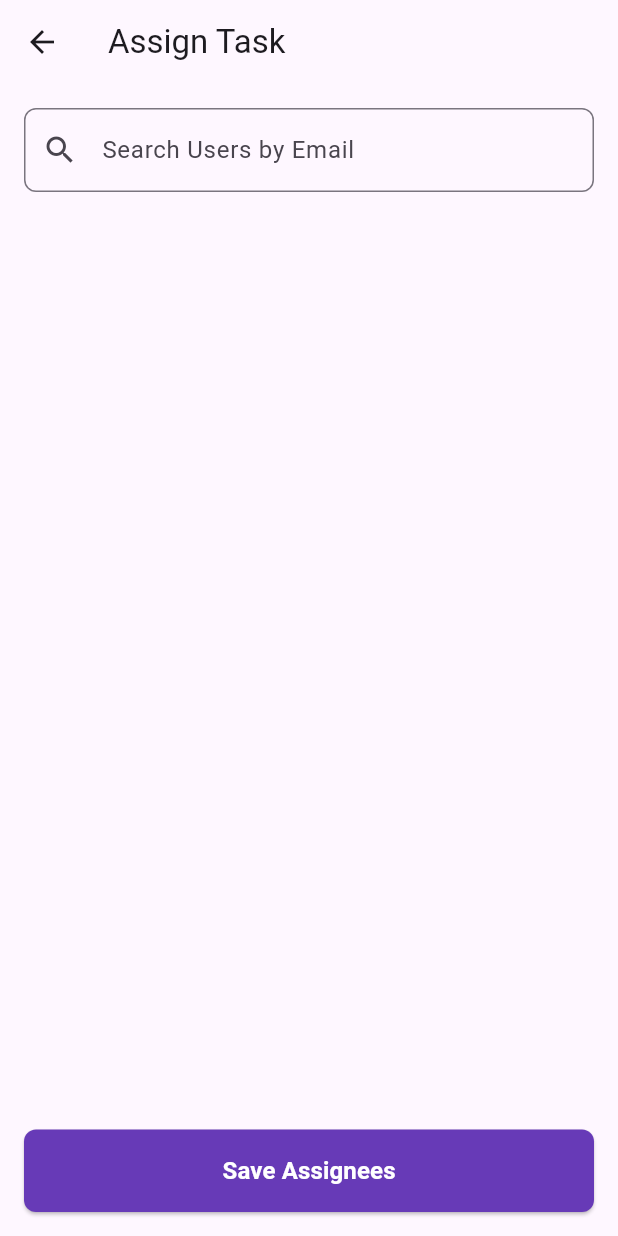
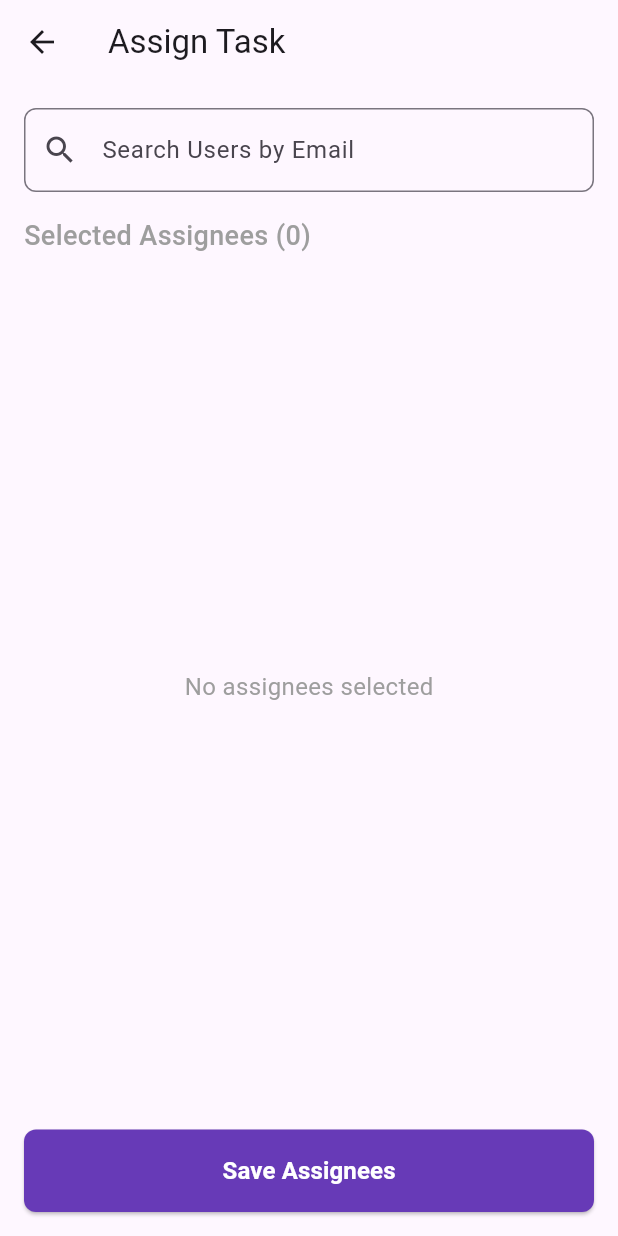
Before and after one commit to mugabiBenjamin/task_manager, a Flutter app: the TaskAssignmentScreen screen opened directly with empty values, on a phone screen of 412 x 824 dp. Run offline on Flutter 3.47's test engine with Material 3 defaults, Android fonts, the phone set to English and light mode, and no system bars; our stand-ins replace cloud_firestore, firebase_auth, firebase_core, google_sign_in; accounts and stored records are empty.

Commit message:
Refactor TaskAssignmentScreen to use UserProvider for user loading and searching, replacing UserService and improving state management

```diff
--- a/lib/screens/tasks/task_assignment_screen.dart
+++ b/lib/screens/tasks/task_assignment_screen.dart
@@ -1,11 +1,11 @@
 import 'package:flutter/material.dart';
 import 'package:provider/provider.dart';
 import '../../core/constants/app_constants.dart';
-import '../../models/user_model.dart';
 import '../../providers/task_provider.dart';
-import '../../services/user_service.dart';
+import '../../providers/user_provider.dart';
 import '../../widgets/common/custom_button.dart';
 import '../../widgets/common/custom_text_field.dart';
+import '../../widgets/common/loading_widget.dart';
 
 class TaskAssignmentScreen extends StatefulWidget {
   final String taskId;
@@ -22,67 +22,27 @@ class TaskAssignmentScreen extends StatefulWidget {
 }
 
 class _TaskAssignmentScreenState extends State<TaskAssignmentScreen> {
-  final _searchController = TextEditingController();
-  List<UserModel> _users = [];
+  final TextEditingController _searchController = TextEditingController();
   List<String> _selectedAssignees = [];
-  bool _isLoading = false;
-  String? _errorMessage;
-  final UserService _userService = UserService();
+  bool _isSearching = false;
 
   @override
   void initState() {
     super.initState();
     _selectedAssignees = List.from(widget.currentAssignees);
-    _searchController.addListener(() {
-      _searchUsers(_searchController.text);
+    // Load initial assignees
+    WidgetsBinding.instance.addPostFrameCallback((_) {
+      final userProvider = Provider.of<UserProvider>(context, listen: false);
+      if (_selectedAssignees.isNotEmpty) {
+        userProvider.loadUsersByIds(_selectedAssignees);
+      }
     });
-    _loadInitialUsers();
   }
 
   @override
   void dispose() {
     _searchController.dispose();
     super.dispose();
-  }
-
-  Future<void> _loadInitialUsers() async {
-    setState(() {
-      _isLoading = true;
-    });
-    try {
-      final users = await _userService.getUsersByIds(widget.currentAssignees);
-      setState(() {
-        _users = users;
-        _isLoading = false;
-      });
-    } catch (e) {
-      setState(() {
-        _errorMessage = 'Failed to load users: $e';
-        _isLoading = false;
-      });
-    }
-  }
-
-  Future<void> _searchUsers(String query) async {
-    if (query.isEmpty) {
-      _loadInitialUsers();
-      return;
-    }
-    setState(() {
-      _isLoading = true;
-    });
-    try {
-      final users = await _userService.searchUsers(query);
-      setState(() {
-        _users = users;
-        _isLoading = false;
-      });
-    } catch (e) {
-      setState(() {
-        _errorMessage = 'Failed to search users: $e';
-        _isLoading = false;
-      });
-    }
   }
 
   @override
@@ -98,62 +58,78 @@ class _TaskAssignmentScreenState extends State<TaskAssignmentScreen> {
               controller: _searchController,
               labelText: 'Search Users by Email',
               prefixIcon: Icons.search,
+              onChanged: (value) {
+                setState(() {
+                  _isSearching = value.isNotEmpty;
+                });
+                Provider.of<UserProvider>(
+                  context,
+                  listen: false,
+                ).searchUsers(value.trim());
+              },
             ),
             const SizedBox(height: AppConstants.defaultPadding),
-            if (_isLoading)
-              const Center(child: CircularProgressIndicator())
-            else if (_errorMessage != null)
             Text(
-                _errorMessage!,
+              'Selected Assignees (${_selectedAssignees.length})',
+              style: AppConstants.subtitleStyle,
+            ),
+            const SizedBox(height: AppConstants.smallPadding),
+            Expanded(
+              child: Consumer<UserProvider>(
+                builder: (context, userProvider, child) {
+                  if (userProvider.isLoading) {
+                    return const Center(child: LoadingWidget());
+                  }
+                  if (userProvider.errorMessage != null) {
+                    return Center(
+                      child: Text(
+                        userProvider.errorMessage!,
                         style: const TextStyle(color: AppConstants.errorColor),
-                textAlign: TextAlign.center,
-              )
-            else
-              Expanded(
-                child: ListView.builder(
-                  itemCount: _users.length,
-                  itemBuilder: (context, index) {
-                    final user = _users[index];
-                    final isSelected = _selectedAssignees.contains(user.id);
-                    return ListTile(
-                      leading: CircleAvatar(
+                      ),
+                    );
+                  }
+                  final users = userProvider.users;
+                  if (users.isEmpty && !_isSearching) {
+                    return Center(
                       child: Text(
-                          user.displayName.isNotEmpty
-                              ? user.displayName[0].toUpperCase()
-                              : '?',
+                        'No assignees selected',
+                        style: AppConstants.bodyStyle.copyWith(
+                          color: AppConstants.textSecondaryColor,
                         ),
                       ),
+                    );
+                  }
+                  return ListView.builder(
+                    itemCount: users.length,
+                    itemBuilder: (context, index) {
+                      final user = users[index];
+                      final isSelected = _selectedAssignees.contains(user.id);
+                      return CheckboxListTile(
                         title: Text(
                           user.displayName.isNotEmpty
                               ? user.displayName
-                            : 'Unknown',
+                              : user.email,
                         ),
-                      subtitle: Text(user.email),
-                      trailing: Icon(
-                        isSelected ? Icons.check_circle : Icons.circle_outlined,
-                        color: isSelected
-                            ? AppConstants.primaryColor
-                            : AppConstants.textSecondaryColor,
+                        subtitle: Text(
+                          user.email,
+                          style: AppConstants.bodyStyle.copyWith(
+                            color: AppConstants.textSecondaryColor,
                           ),
-                      onTap: () {
+                        ),
+                        value: isSelected,
+                        onChanged: (bool? value) {
                           setState(() {
-                          if (isSelected) {
+                            if (value == true) {
+                              _selectedAssignees.add(user.id);
+                            } else {
                               _selectedAssignees.remove(user.id);
-                          } else {
-                            _selectedAssignees.add(user.id);
                             }
                           });
                         },
                       );
                     },
-                ),
-              ),
-            const SizedBox(height: AppConstants.defaultPadding),
-            if (_selectedAssignees.isNotEmpty)
-              Text(
-                '${_selectedAssignees.length} assignee${_selectedAssignees.length > 1 ? 's' : ''} selected',
-                style: AppConstants.bodyStyle.copyWith(
-                  color: AppConstants.textSecondaryColor,
+                  );
+                },
               ),
             ),
             const SizedBox(height: AppConstants.defaultPadding),
@@ -189,7 +165,7 @@ class _TaskAssignmentScreenState extends State<TaskAssignmentScreen> {
       _selectedAssignees,
     );
     if (success && mounted) {
-      Navigator.pop(context);
+      Navigator.pop(context, _selectedAssignees);
       ScaffoldMessenger.of(context).showSnackBar(
         const SnackBar(content: Text(AppConstants.successMessage)),
       );
```
Lines whose indentation alone changed are shown as unchanged.
